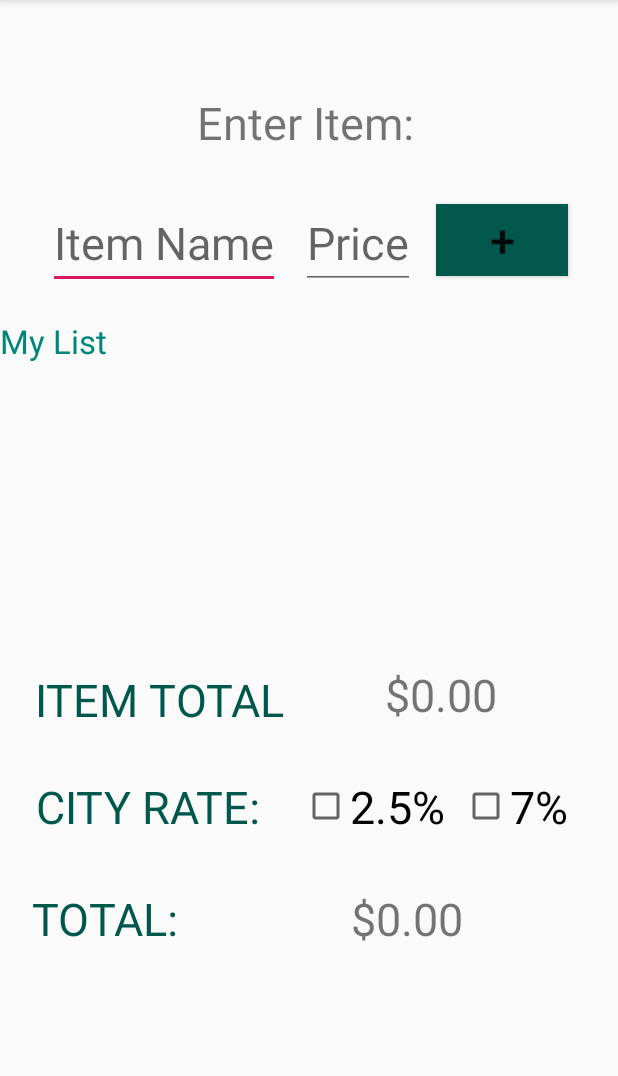
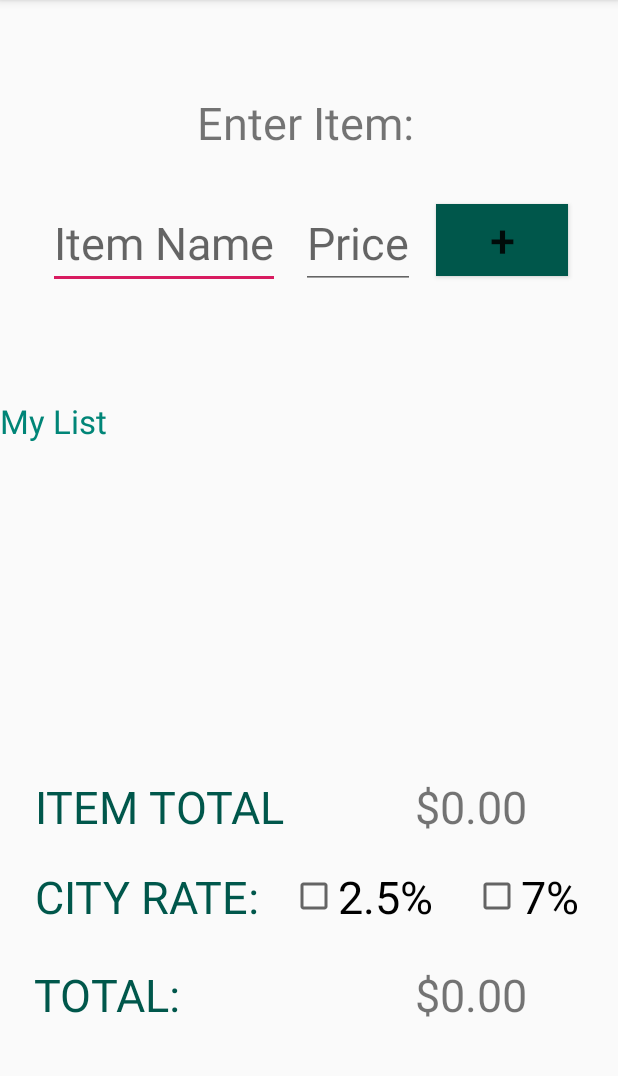
Before and after one commit to RonnieDipple/Alberts-android-study, an Android app: the screen it shows after launch (MainActivity), on a phone screen of 412 x 824 dp, the part 84-1160 px from its top. Run offline under Robolectric (Android 15) with nearby library versions, the phone set to English and light mode, and no system bars.

Commit message:
Update activity_main.xml
@jmschultz

```diff
--- a/Kotlin Operator Overloading/app/src/main/res/layout/activity_main.xml
+++ b/Kotlin Operator Overloading/app/src/main/res/layout/activity_main.xml
@@ -61,15 +61,15 @@
 
 
     <ScrollView
-        android:layout_width="match_parent"
-        android:layout_height="200dp"
+        android:layout_width="411dp"
+        android:layout_height="227dp"
         android:text="Hello World!"
         app:layout_constraintBottom_toTopOf="@+id/textView2"
-        app:layout_constraintHorizontal_bias="0.125"
+        app:layout_constraintHorizontal_bias="0.0"
         app:layout_constraintLeft_toLeftOf="parent"
         app:layout_constraintRight_toRightOf="parent"
         app:layout_constraintTop_toBottomOf="@+id/edittextItemName"
-        app:layout_constraintVertical_bias="0.369">
+        app:layout_constraintVertical_bias="0.75">
 
         <TextView
             android:id="@+id/textviewMyList"
@@ -86,7 +86,6 @@
             app:layout_constraintVertical_bias="0.832" />
     </ScrollView>
 
-
     <TextView
         android:id="@+id/textView2"
         android:layout_width="wrap_content"
@@ -99,33 +98,33 @@
         app:layout_constraintLeft_toLeftOf="parent"
         app:layout_constraintRight_toRightOf="parent"
         app:layout_constraintTop_toTopOf="parent"
-        app:layout_constraintVertical_bias="0.613" />
+        app:layout_constraintVertical_bias="0.711" />
 
     <TextView
         android:id="@+id/textviewItemTotal"
-        android:textSize="30sp"
         android:layout_width="wrap_content"
         android:layout_height="wrap_content"
         android:text="@string/_0_00"
-        app:layout_constraintBottom_toBottomOf="parent"
-        app:layout_constraintHorizontal_bias="0.76"
-        app:layout_constraintLeft_toLeftOf="parent"
-        app:layout_constraintRight_toRightOf="parent"
-        app:layout_constraintTop_toTopOf="parent"
-        app:layout_constraintVertical_bias="0.609" />
-
-    <TextView
-        android:textColor="@color/colorPrimaryDark"
-        android:layout_width="wrap_content"
-        android:layout_height="wrap_content"
-        android:text="@string/city_rate"
         android:textSize="30sp"
         app:layout_constraintBottom_toBottomOf="parent"
-        app:layout_constraintHorizontal_bias="0.092"
+        app:layout_constraintHorizontal_bias="0.821"
         app:layout_constraintLeft_toLeftOf="parent"
         app:layout_constraintRight_toRightOf="parent"
         app:layout_constraintTop_toTopOf="parent"
         app:layout_constraintVertical_bias="0.711" />
+
+    <TextView
+        android:layout_width="wrap_content"
+        android:layout_height="wrap_content"
+        android:text="@string/city_rate"
+        android:textColor="@color/colorPrimaryDark"
+        android:textSize="30sp"
+        app:layout_constraintBottom_toBottomOf="parent"
+        app:layout_constraintHorizontal_bias="0.088"
+        app:layout_constraintLeft_toLeftOf="parent"
+        app:layout_constraintRight_toRightOf="parent"
+        app:layout_constraintTop_toTopOf="parent"
+        app:layout_constraintVertical_bias="0.794" />
 
     <CheckBox
         android:id="@+id/checkbox1"
@@ -134,11 +133,11 @@
         android:text="@string/_2_5"
         android:textSize="30sp"
         app:layout_constraintBottom_toBottomOf="parent"
-        app:layout_constraintHorizontal_bias="0.636"
+        app:layout_constraintHorizontal_bias="0.61"
         app:layout_constraintLeft_toLeftOf="parent"
         app:layout_constraintRight_toRightOf="parent"
         app:layout_constraintTop_toTopOf="parent"
-        app:layout_constraintVertical_bias="0.711" />
+        app:layout_constraintVertical_bias="0.794" />
 
     <CheckBox
         android:id="@+id/checkbox2"
@@ -147,25 +146,25 @@
         android:text="@string/_7"
         android:textSize="30sp"
         app:layout_constraintBottom_toBottomOf="parent"
-        app:layout_constraintHorizontal_bias="0.903"
+        app:layout_constraintHorizontal_bias="0.923"
         app:layout_constraintLeft_toLeftOf="parent"
         app:layout_constraintRight_toRightOf="parent"
         app:layout_constraintTop_toTopOf="parent"
-        app:layout_constraintVertical_bias="0.711" />
+        app:layout_constraintVertical_bias="0.794" />
 
     <TextView
-        android:textColor="@color/colorPrimaryDark"
         android:id="@+id/textviewTotal"
-        android:textSize="30sp"
         android:layout_width="wrap_content"
         android:layout_height="wrap_content"
         android:text="@string/total"
+        android:textColor="@color/colorPrimaryDark"
+        android:textSize="30sp"
         app:layout_constraintBottom_toBottomOf="parent"
-        app:layout_constraintHorizontal_bias="0.068"
+        app:layout_constraintHorizontal_bias="0.073"
         app:layout_constraintLeft_toLeftOf="parent"
         app:layout_constraintRight_toRightOf="parent"
         app:layout_constraintTop_toTopOf="parent"
-        app:layout_constraintVertical_bias="0.814" />
+        app:layout_constraintVertical_bias="0.884" />
 
     <TextView
         android:id="@+id/textviewTotalInNumber"
@@ -174,10 +173,10 @@
         android:text="@string/_0_00"
         android:textSize="30sp"
         app:layout_constraintBottom_toBottomOf="parent"
-        app:layout_constraintHorizontal_bias="0.693"
+        app:layout_constraintHorizontal_bias="0.821"
         app:layout_constraintLeft_toLeftOf="parent"
         app:layout_constraintRight_toRightOf="parent"
         app:layout_constraintTop_toTopOf="parent"
-        app:layout_constraintVertical_bias="0.814" />
+        app:layout_constraintVertical_bias="0.884" />
 
 </androidx.constraintlayout.widget.ConstraintLayout>
```
